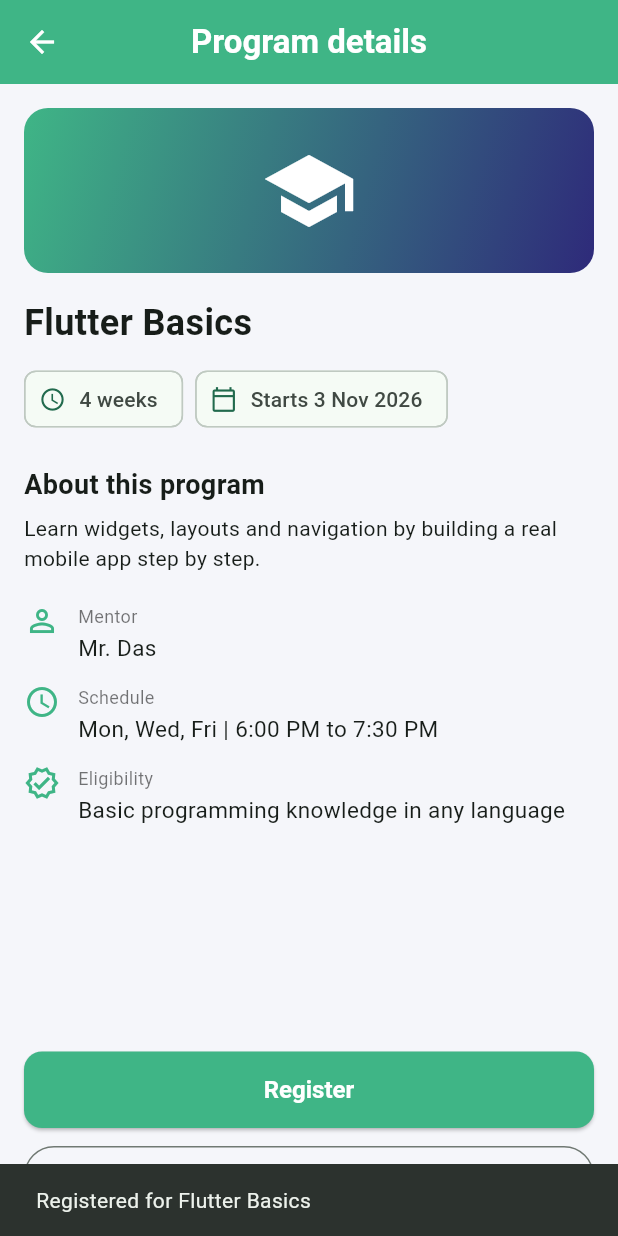
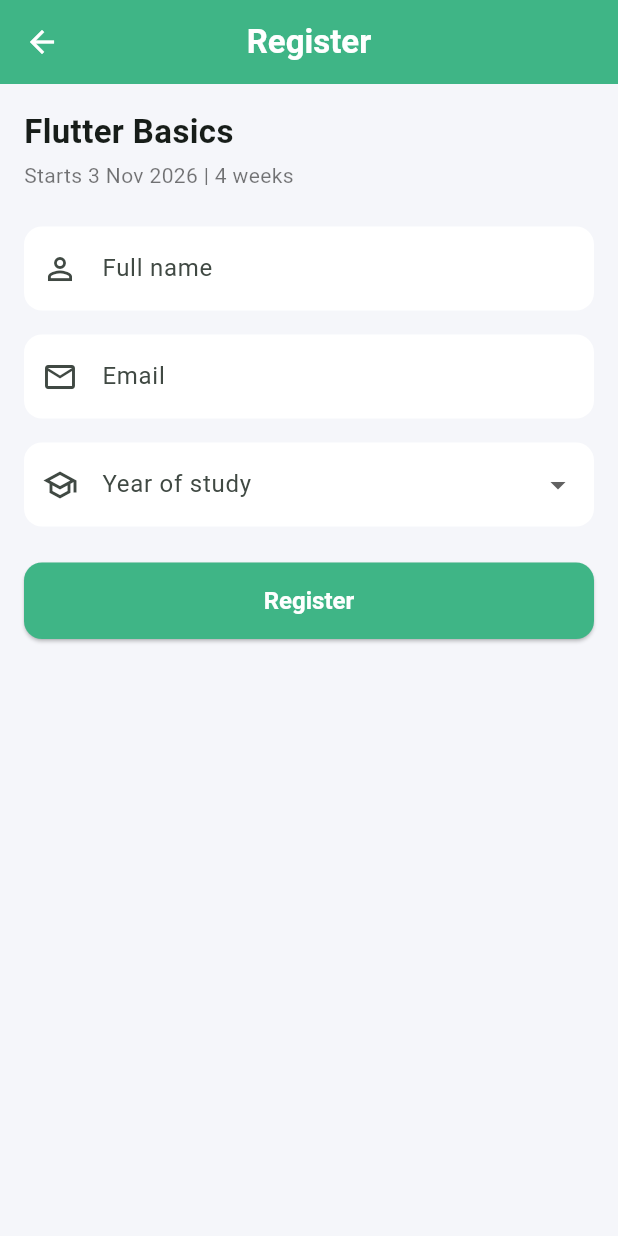
Before and after one commit to akashdebnath-alt/flutter_program_app, a Flutter app: the ProgramDetailsScreen screen opened directly with sample values from the repository, after a tap on "Register", on a phone screen of 412 x 824 dp. Run offline on Flutter 3.47's test engine with Material 3 defaults, Android fonts, the phone set to English and light mode, and no system bars.

Commit message:
Add registration form with validation and submit loading state

```diff
--- /dev/null
+++ b/lib/data/registrations_store.dart
@@ -0,0 +1,4 @@
+import '../models/registration.dart';
+
+// Temporary in-memory list. In the future this can be replaced by a real backend.
+final List<Registration> registrations = [];
--- /dev/null
+++ b/lib/models/registration.dart
@@ -0,0 +1,13 @@
+class Registration {
+  final String programTitle;
+  final String name;
+  final String email;
+  final String yearOfStudy;
+
+  const Registration({
+    required this.programTitle,
+    required this.name,
+    required this.email,
+    required this.yearOfStudy,
+  });
+}
--- a/lib/screens/program_details_screen.dart
+++ b/lib/screens/program_details_screen.dart
@@ -3,6 +3,7 @@ import 'package:flutter/material.dart';
 import '../models/program.dart';
 import '../theme/app_theme.dart';
 import 'feedback_screen.dart';
+import 'registration_screen.dart';
 
 class ProgramDetailsScreen extends StatelessWidget {
   final Program program;
@@ -109,9 +110,10 @@ class ProgramDetailsScreen extends StatelessWidget {
                 children: [
                   ElevatedButton(
                     onPressed: () {
-                      ScaffoldMessenger.of(context).showSnackBar(
-                        SnackBar(
-                          content: Text('Registered for ${program.title}'),
+                      Navigator.push(
+                        context,
+                        MaterialPageRoute(
+                          builder: (context) => RegistrationScreen(program: program),
                         ),
                       );
                     },
--- /dev/null
+++ b/lib/screens/registration_screen.dart
@@ -0,0 +1,195 @@
+import 'package:flutter/material.dart';
+import '../data/registrations_store.dart';
+import '../models/program.dart';
+import '../models/registration.dart';
+import '../theme/app_theme.dart';
+
+class RegistrationScreen extends StatefulWidget {
+  final Program program;
+
+  const RegistrationScreen({super.key, required this.program});
+
+  @override
+  State<RegistrationScreen> createState() => _RegistrationScreenState();
+}
+
+class _RegistrationScreenState extends State<RegistrationScreen> {
+  final _formKey = GlobalKey<FormState>();
+  final _nameController = TextEditingController();
+  final _emailController = TextEditingController();
+
+  static const _years = [
+    'First year',
+    'Second year',
+    'Third year',
+    'Fourth year',
+    'Graduate',
+  ];
+
+  String? _year;
+  bool _submitting = false;
+  Registration? _lastRegistration;
+
+  @override
+  void dispose() {
+    _nameController.dispose();
+    _emailController.dispose();
+    super.dispose();
+  }
+
+  String? _validateName(String? value) {
+    if (value == null || value.trim().isEmpty) {
+      return 'Please enter your name';
+    }
+    if (value.trim().length < 2) {
+      return 'Name must have at least 2 characters';
+    }
+    return null;
+  }
+
+  String? _validateEmail(String? value) {
+    if (value == null || value.trim().isEmpty) {
+      return 'Please enter your email';
+    }
+    final email = value.trim();
+    if (!email.contains('@') || !email.contains('.')) {
+      return 'Please enter a valid email address';
+    }
+    return null;
+  }
+
+  Future<void> _submit() async {
+    final form = _formKey.currentState!;
+    if (!form.validate()) {
+      return; // errors are shown under the fields
+    }
+
+    setState(() => _submitting = true);
+
+    // Pretend the server needs a moment
+    await Future.delayed(const Duration(seconds: 2));
+    if (!mounted) return;
+
+    final registration = Registration(
+      programTitle: widget.program.title,
+      name: _nameController.text.trim(),
+      email: _emailController.text.trim(),
+      yearOfStudy: _year!,
+    );
+    registrations.add(registration);
+
+    form.reset();
+    _nameController.clear();
+    _emailController.clear();
+
+    setState(() {
+      _year = null;
+      _submitting = false;
+      _lastRegistration = registration;
+    });
+
+    ScaffoldMessenger.of(context).showSnackBar(
+      const SnackBar(content: Text('Registration submitted successfully!')),
+    );
+  }
+
+  @override
+  Widget build(BuildContext context) {
+    return Scaffold(
+      appBar: AppBar(
+        title: const Text(
+          'Register',
+          style: TextStyle(fontWeight: FontWeight.bold),
+        ),
+      ),
+      body: SafeArea(
+        child: ListView(
+          padding: const EdgeInsets.all(16),
+          children: [
+            Text(
+              widget.program.title,
+              style: const TextStyle(fontSize: 22, fontWeight: FontWeight.bold),
+            ),
+            const SizedBox(height: 4),
+            Text(
+              'Starts ${widget.program.startDate} | ${widget.program.durationWeeks} weeks',
+              style: const TextStyle(color: Colors.black54),
+            ),
+            const SizedBox(height: 24),
+            Form(
+              key: _formKey,
+              autovalidateMode: AutovalidateMode.onUserInteraction,
+              child: Column(
+                crossAxisAlignment: CrossAxisAlignment.stretch,
+                children: [
+                  TextFormField(
+                    controller: _nameController,
+                    textCapitalization: TextCapitalization.words,
+                    decoration: const InputDecoration(
+                      labelText: 'Full name',
+                      prefixIcon: Icon(Icons.person_outline),
+                    ),
+                    validator: _validateName,
+                  ),
+                  const SizedBox(height: 16),
+                  TextFormField(
+                    controller: _emailController,
+                    keyboardType: TextInputType.emailAddress,
+                    decoration: const InputDecoration(
+                      labelText: 'Email',
+                      prefixIcon: Icon(Icons.email_outlined),
+                    ),
+                    validator: _validateEmail,
+                  ),
+                  const SizedBox(height: 16),
+                  DropdownButtonFormField<String>(
+                    initialValue: _year,
+                    decoration: const InputDecoration(
+                      labelText: 'Year of study',
+                      prefixIcon: Icon(Icons.school_outlined),
+                    ),
+                    items: _years
+                        .map((y) => DropdownMenuItem(value: y, child: Text(y)))
+                        .toList(),
+                    onChanged: (value) => _year = value,
+                    validator: (value) =>
+                        value == null ? 'Please choose your year' : null,
+                  ),
+                  const SizedBox(height: 24),
+                  ElevatedButton(
+                    onPressed: _submitting ? null : _submit,
+                    child: _submitting
+                        ? const SizedBox(
+                            height: 22,
+                            width: 22,
+                            child: CircularProgressIndicator(
+                              strokeWidth: 2.5,
+                              color: Colors.white,
+                            ),
+                          )
+                        : const Text('Register'),
+                  ),
+                ],
+              ),
+            ),
+            if (_lastRegistration != null) ...[
+              const SizedBox(height: 24),
+              Card(
+                color: const Color(0xFFE8F5E9),
+                child: ListTile(
+                  leading: const Icon(Icons.check_circle, color: Colors.green),
+                  title: Text('Registered: ${_lastRegistration!.name}'),
+                  subtitle: Text(
+                    '${_lastRegistration!.email} | ${_lastRegistration!.yearOfStudy}'
+                    '\nTotal registrations so far: ${registrations.length}',
+                  ),
+                  isThreeLine: true,
+                ),
+              ),
+            ],
+          ],
+        ),
+      ),
+    );
+  }
+}
```
Also changed, not shown: lib/models/feedback_entry.dart (renamed from lib/screens/feedback_entry.dart).
